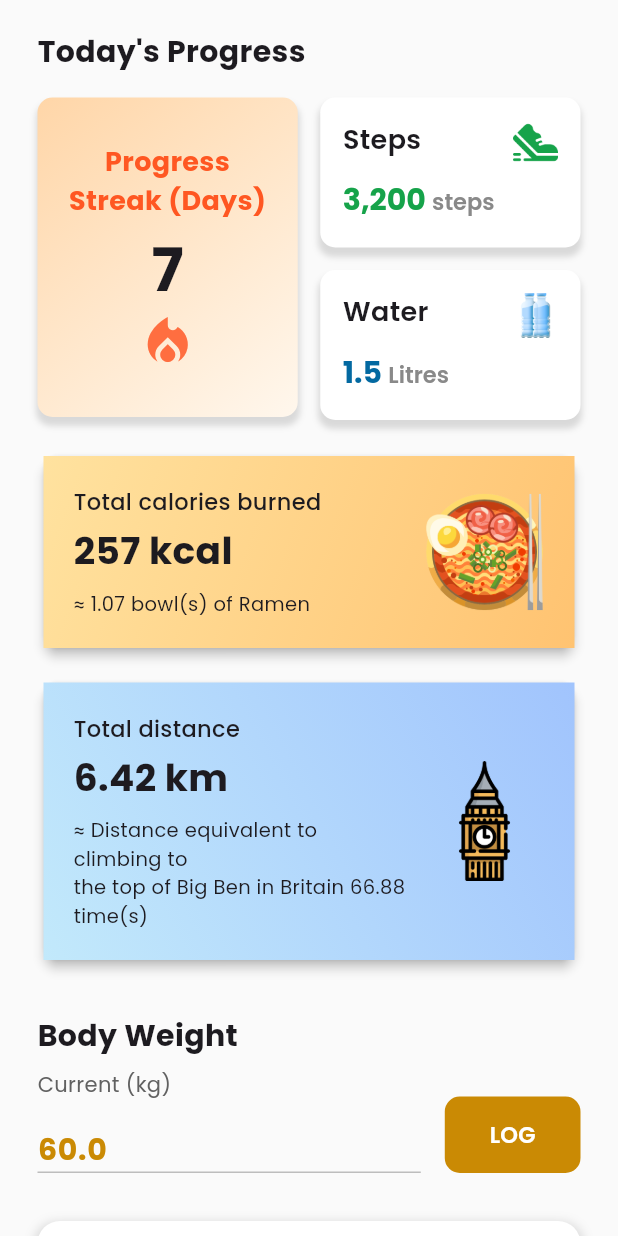
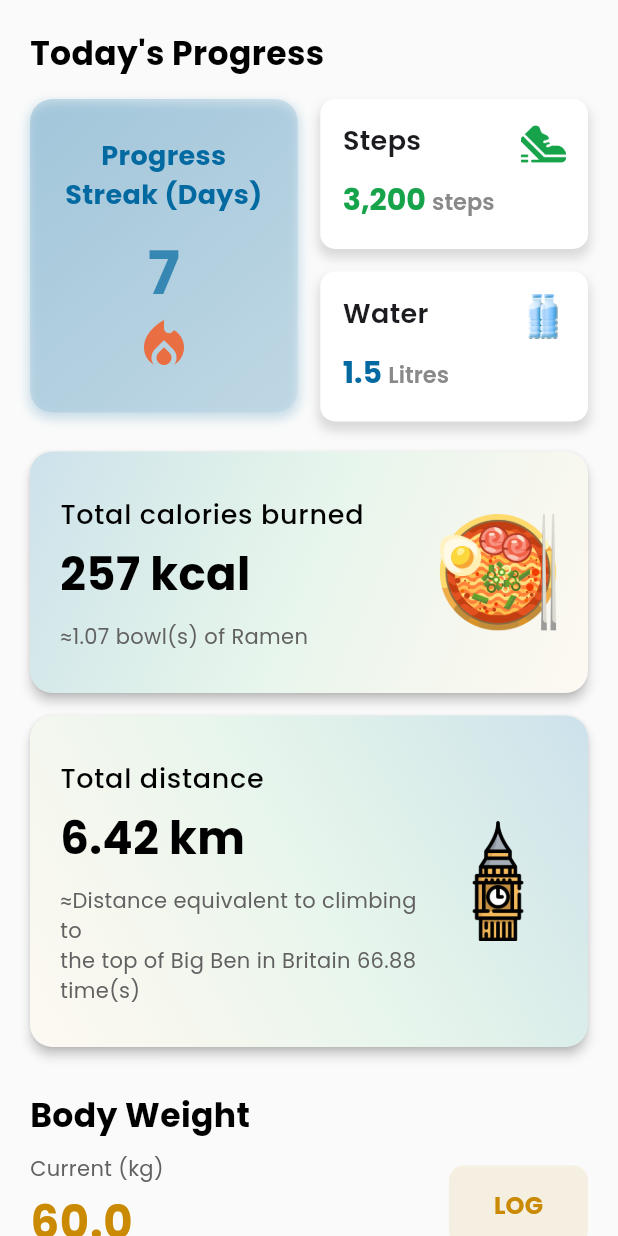
Before and after one commit to evelyn-zhan/cinnamon-health-app, a Flutter app: the ProgressTrackerScreen screen opened directly, on a phone screen of 412 x 824 dp. Run offline on Flutter 3.47's test engine with Material 3 defaults, Android fonts, the phone set to English and light mode, and no system bars; our stand-ins replace fl_chart, google_fonts.

Commit message:
Mengupdate Progress Screen ke v.2.5 (Mengubah tampilan dari summary dari total kalori yang dibakar serta jarak walking ke dalam Card widget)

```diff
--- a/lib/components/exercise_card.dart
+++ b/lib/components/exercise_card.dart
@@ -6,7 +6,9 @@ class ExerciseCard extends StatelessWidget {
   final String title;
   final String value;
   final String valueSuffix;
+  final Color backgroundColor;
   final Color valueColor;
+  final Color shadowColor;
 
   const ExerciseCard({
     Key? key,
@@ -14,7 +16,9 @@ class ExerciseCard extends StatelessWidget {
     required this.title,
     required this.value,
     required this.valueSuffix,
+    required this.backgroundColor,
     required this.valueColor,
+    required this.shadowColor,
   }) : super(key: key);
 
   @override
@@ -23,11 +27,16 @@ class ExerciseCard extends StatelessWidget {
       height: 100,
       padding: EdgeInsets.all(15),
       decoration: BoxDecoration(
-        color: Theme.of(context).canvasColor,
+        color: backgroundColor,
         borderRadius: BorderRadius.circular(10),
         boxShadow: [
-          BoxShadow(color: Theme.of(context).shadowColor, spreadRadius: 1, blurRadius: 3, offset: Offset(0, 5))
-        ]
+          BoxShadow(
+            color: shadowColor,
+            spreadRadius: 1,
+            blurRadius: 5,
+            offset: Offset(0, 5),
+          ),
+        ],
       ),
       child: Row(
         crossAxisAlignment: CrossAxisAlignment.start,
@@ -35,28 +44,40 @@ class ExerciseCard extends StatelessWidget {
           Column(
             crossAxisAlignment: CrossAxisAlignment.start,
             children: [
-              Text(title, style: GoogleFonts.poppins(fontSize: 18, fontWeight: FontWeight.w600)),
-              SizedBox(height: 12),
+              Text(
+                title,
+                style: GoogleFonts.poppins(
+                    fontSize: 18, fontWeight: FontWeight.w600),
+              ),
+              SizedBox(height: 11),
               RichText(
                 text: TextSpan(
                   children: [
                     TextSpan(
-                      text: "$value ",
-                      style: GoogleFonts.poppins(color: valueColor, fontSize: 20, fontWeight: FontWeight.w700)
+                      text: '$value ',
+                      style: GoogleFonts.poppins(
+                        color: valueColor,
+                        fontSize: 20,
+                        fontWeight: FontWeight.w700,
+                      ),
                     ),
                     TextSpan(
                       text: valueSuffix,
-                      style: GoogleFonts.poppins(color: Color(0xFF898989), fontSize: 15, fontWeight: FontWeight.w600)
-                    )
-                  ]
-                )
+                      style: GoogleFonts.poppins(
+                        color: Color(0xFF898989),
+                        fontSize: 15,
+                        fontWeight: FontWeight.w600,
+                      ),
+                    ),
+                  ],
+                ),
               )
-            ]
+            ],
           ),
           Spacer(),
           if (iconAsset != null) Image.asset(iconAsset!, width: 30, height: 30),
-        ]
-      )
+        ],
+      ),
     );
   }
 }
--- a/lib/components/info_card.dart
+++ b/lib/components/info_card.dart
@@ -1,7 +1,7 @@
 import 'package:flutter/material.dart';
 import 'package:google_fonts/google_fonts.dart';
 
-class InfoCard extends StatelessWidget {
+class ProgressCardTile extends StatelessWidget {
   final String title;
   final String value;
   final String comparisonText;
@@ -9,9 +9,10 @@ class InfoCard extends StatelessWidget {
   final List<Color> gradientColors;
   final Alignment beginGradient;
   final Alignment endGradient;
+  final bool isDarkMode;
 
-  const InfoCard({
-    Key? key,
+  const ProgressCardTile({
+    super.key,
     required this.title,
     required this.value,
     required this.comparisonText,
@@ -19,42 +20,63 @@ class InfoCard extends StatelessWidget {
     required this.gradientColors,
     required this.beginGradient,
     required this.endGradient,
-  }) : super(key: key);
+    required this.isDarkMode,
+  });
 
   @override
   Widget build(BuildContext context) {
     return Card(
-      color: Colors.transparent,
+      shape: RoundedRectangleBorder(borderRadius: BorderRadius.circular(15)),
       elevation: 3,
-      shape: RoundedRectangleBorder(
-        borderRadius: BorderRadius.circular(10),
-      ),
+      margin: EdgeInsets.zero,
       child: Container(
-        padding: EdgeInsets.all(20),
         decoration: BoxDecoration(
+          borderRadius: BorderRadius.circular(15),
           gradient: LinearGradient(
             colors: gradientColors,
             begin: beginGradient,
             end: endGradient,
           ),
-          color: Theme.of(context).canvasColor
         ),
+        padding: const EdgeInsets.all(20),
         child: Row(
-          crossAxisAlignment: CrossAxisAlignment.center,
           children: [
             Expanded(
-              child: Column(
-                crossAxisAlignment: CrossAxisAlignment.start,
-                children: [
-                  Text(title, style: GoogleFonts.poppins(fontSize: 15, fontWeight: FontWeight.w500)),
-                  SizedBox(height: 4),
-                  Text(value, style: GoogleFonts.poppins(fontSize: 25, fontWeight: FontWeight.w700)),
-                  SizedBox(height: 8),
-                  Text(comparisonText, style: GoogleFonts.poppins(fontSize: 13))
-                ]
-              )
+              child: ListTile(
+                contentPadding: EdgeInsets.zero,
+                title: Text(
+                  title,
+                  style: GoogleFonts.poppins(
+                    fontSize: 18,
+                    fontWeight: FontWeight.w500,
+                    color: isDarkMode ? Colors.white : Colors.black,
+                  ),
+                ),
+                subtitle: Column(
+                  crossAxisAlignment: CrossAxisAlignment.start,
+                  children: [
+                    const SizedBox(height: 5),
+                    Text(
+                      value,
+                      style: GoogleFonts.poppins(
+                        fontSize: 30,
+                        fontWeight: FontWeight.bold,
+                        color: isDarkMode ? Colors.white : Colors.black,
+                      ),
+                    ),
+                    const SizedBox(height: 10),
+                    Text(
+                      comparisonText,
+                      style: GoogleFonts.poppins(
+                        fontSize: 14,
+                        color: isDarkMode ? Colors.grey[400] : Colors.grey[700],
+                      ),
+                    ),
+                  ],
+                ),
+              ),
             ),
-            SizedBox(width: 10),
+            const SizedBox(width: 10),
             Image.asset(
               imageAsset,
               width: 80,
--- a/lib/screens/progress.dart
+++ b/lib/screens/progress.dart
@@ -6,42 +6,39 @@ import 'package:health_mobile_app/utils/chart_data.dart';
 import 'package:provider/provider.dart';
 import 'package:health_mobile_app/providers/progress_provider.dart';
 import 'package:google_fonts/google_fonts.dart';
+import 'package:intl/intl.dart';
 
 class ProgressTrackerScreen extends StatefulWidget {
-  const ProgressTrackerScreen({super.key});
-
   @override
-  ProgressTrackerScreenState createState() => ProgressTrackerScreenState();
+  _ProgressTrackerScreenState createState() => _ProgressTrackerScreenState();
 }
 
-class ProgressTrackerScreenState extends State<ProgressTrackerScreen> {
-  TextEditingController weightController = TextEditingController();
+class _ProgressTrackerScreenState extends State<ProgressTrackerScreen> {
+  final TextEditingController _weightController = TextEditingController();
 
   @override
   void initState() {
     super.initState();
-    weightController.text = Provider.of<ProgressProvider>(context, listen: false).currentWeight.toStringAsFixed(1);
+    _weightController.text =
+        Provider.of<ProgressProvider>(context, listen: false)
+            .currentWeight
+            .toStringAsFixed(1);
   }
-
 
   @override
   void dispose() {
+    _weightController.dispose();
     super.dispose();
-    weightController.dispose();
   }
 
   @override
   Widget build(BuildContext context) {
     final progressProvider = Provider.of<ProgressProvider>(context);
+    final isDarkMode = Theme.of(context).brightness == Brightness.dark;
 
     final Color fitnessColor = Color(0xFF0369A1);
     final Color nutritionColor = Color(0xFF16A34A);
     final Color selfCareColor = Color(0xFFCA8A04);
-
-    // final List<Color> gradientColors = [Color(0xFFB8E6FE), Color(0xFFDFF2FE)];
-    final List<Color> gradientColors = [Color(0xFFa1c4fd), Color(0xFFc2e9fb)];
-    // final Alignment beginGradient = Alignment.topLeft;
-    // final Alignment endGradient = Alignment.bottomRight;
 
     final double totalCaloriesBurned = 257.0;
     final double ramenCalories = 240.0;
@@ -55,49 +52,73 @@ class ProgressTrackerScreenState extends State<ProgressTrackerScreen> {
       backgroundColor: Theme.of(context).scaffoldBackgroundColor,
       body: SingleChildScrollView(
         child: Padding(
-          padding: EdgeInsets.symmetric(horizontal: 25, vertical: 20),
+          padding: const EdgeInsets.all(20.0),
           child: Column(
             crossAxisAlignment: CrossAxisAlignment.start,
             children: [
               Text(
-                "Today's Progress",
-                style: GoogleFonts.poppins(fontSize: 20, fontWeight: FontWeight.w700),
+                'Today\'s Progress',
+                style: GoogleFonts.poppins(
+                  fontSize: 22,
+                  fontWeight: FontWeight.bold,
+                  color: isDarkMode ? Colors.white : Colors.black,
+                ),
               ),
-              SizedBox(height: 16),
+              SizedBox(height: 15),
               Row(
                 crossAxisAlignment: CrossAxisAlignment.start,
                 children: [
                   Expanded(
                     flex: 1,
                     child: Container(
-                      padding: EdgeInsets.symmetric(vertical: 30, horizontal: 20),
+                      padding:
+                          EdgeInsets.symmetric(vertical: 25, horizontal: 15),
                       decoration: BoxDecoration(
                         gradient: LinearGradient(
-                          colors: [Color(0xFFffd6a8), Color(0xFFfff7ed)],
+                          colors: [
+                            fitnessColor.withOpacity(0.2),
+                            fitnessColor.withOpacity(0.05),
+                          ],
                           begin: Alignment.topLeft,
                           end: Alignment.bottomRight,
                         ),
-                        color: Theme.of(context).canvasColor,
-                        borderRadius: BorderRadius.circular(10),
+                        borderRadius: BorderRadius.circular(15),
                         boxShadow: [
-                          BoxShadow(color: Theme.of(context).shadowColor, spreadRadius: 1, blurRadius: 3, offset: Offset(0, 5))
-                        ]
+                          BoxShadow(
+                            color: fitnessColor.withOpacity(0.2),
+                            spreadRadius: 1,
+                            blurRadius: 5,
+                            offset: Offset(0, 3),
+                          ),
+                        ],
                       ),
                       child: Column(
                         mainAxisSize: MainAxisSize.min,
                         mainAxisAlignment: MainAxisAlignment.center,
                         children: [
                           Text(
-                            "Progress Streak (Days)",
+                            'Progress Streak (Days)',
                             textAlign: TextAlign.center,
-                            style: GoogleFonts.poppins(fontSize: 18, fontWeight: FontWeight.w700, color: Colors.deepOrange),
+                            style: GoogleFonts.poppins(
+                              fontSize: 18,
+                              fontWeight: FontWeight.bold,
+                              color: fitnessColor,
+                            ),
                           ),
-                          SizedBox(height: 4),
+                          SizedBox(height: 10),
                           Text(
-                            "${progressProvider.cumulativeLoggedDays}",
-                            style: GoogleFonts.poppins(fontSize: 40, fontWeight: FontWeight.bold),
+                            '${progressProvider.cumulativeLoggedDays}',
+                            style: GoogleFonts.poppins(
+                              fontSize: 40,
+                              fontWeight: FontWeight.bold,
+                              color: fitnessColor.withOpacity(0.7),
+                            ),
                           ),
-                          Icon(Icons.local_fire_department, size: 40, color: Colors.deepOrangeAccent),
+                          Icon(
+                            Icons.local_fire_department,
+                            size: 40,
+                            color: Color(0xFFFF4500).withOpacity(0.7),
+                          ),
                         ],
                       ),
                     ),
@@ -108,63 +129,90 @@ class ProgressTrackerScreenState extends State<ProgressTrackerScreen> {
                     child: Column(
                       children: [
                         ExerciseCard(
-                          iconAsset: "assets/images/shoe-icon.png",
-                          title: "Steps",
-                          value: "3,200",
-                          valueSuffix: "steps",
-                          valueColor: nutritionColor
+                          iconAsset: 'assets/images/shoe-icon.png',
+                          title: 'Steps',
+                          value: '3,200',
+                          valueSuffix: 'steps',
+                          valueColor: nutritionColor,
+                          backgroundColor: Theme.of(context).canvasColor,
+                          shadowColor: Theme.of(context).shadowColor,
                         ),
                         SizedBox(height: 15),
                         ExerciseCard(
-                          iconAsset: "assets/images/mineral-water.png",
-                          title: "Water",
-                          value: "1.5",
-                          valueSuffix: "Litres",
-                          valueColor: fitnessColor
-                        )
-                      ]
-                    )
-                  )
-                ]
+                          iconAsset: 'assets/images/mineral-water.png',
+                          title: 'Water',
+                          value: '1.5',
+                          valueSuffix: 'Litres',
+                          valueColor: fitnessColor,
+                          backgroundColor: Theme.of(context).canvasColor,
+                          shadowColor: Theme.of(context).shadowColor,
+                        ),
+                      ],
+                    ),
+                  ),
+                ],
               ),
               SizedBox(height: 20),
-              InfoCard(
-                title: "Total calories burned",
-                value: "${totalCaloriesBurned.toStringAsFixed(0)} kcal",
-                comparisonText: "≈ ${ramenEquivalent.toStringAsFixed(2)} bowl(s) of Ramen",
-                imageAsset: "assets/images/ramen.png",
-                gradientColors: [Color(0xFFFFE29F), Color(0xFFFFC371)],
+              ProgressCardTile(
+                title: 'Total calories burned',
+                value: '${totalCaloriesBurned.toStringAsFixed(0)} kcal',
+                comparisonText:
+                    '≈${ramenEquivalent.toStringAsFixed(2)} bowl(s) of Ramen',
+                imageAsset: 'assets/images/ramen.png',
+                gradientColors: [
+                  fitnessColor.withOpacity(0.2),
+                  nutritionColor.withOpacity(0.1),
+                  selfCareColor.withOpacity(0.05),
+                ],
                 beginGradient: Alignment.topLeft,
-                endGradient: Alignment.bottomRight
+                endGradient: Alignment.bottomRight,
+                isDarkMode: isDarkMode,
               ),
               SizedBox(height: 15),
-              InfoCard(
-                title: "Total distance",
-                value: "${totalDistanceKm.toStringAsFixed(2)} km",
-                comparisonText: "≈ Distance equivalent to climbing to\nthe top of Big Ben in Britain ${bigBenEquivalent.toStringAsFixed(2)} time(s)",
-                imageAsset: "assets/images/big-ben.png",
-                gradientColors: [Color(0xFFa1c4fd), Color(0xFFc2e9fb)],
-                beginGradient: Alignment.topRight,
-                endGradient: Alignment.bottomLeft
+              ProgressCardTile(
+                title: 'Total distance',
+                value: '${totalDistanceKm.toStringAsFixed(2)} km',
+                comparisonText:
+                    '≈Distance equivalent to climbing to\nthe top of Big Ben in Britain ${bigBenEquivalent.toStringAsFixed(2)} time(s)',
+                imageAsset: 'assets/images/big-ben.png',
+                gradientColors: [
+                  selfCareColor.withOpacity(0.05),
+                  nutritionColor.withOpacity(0.1),
+                  fitnessColor.withOpacity(0.2),
+                ],
+                beginGradient: Alignment.bottomLeft,
+                endGradient: Alignment.topRight,
+                isDarkMode: isDarkMode,
               ),
-              SizedBox(height: 32),
+              SizedBox(height: 30),
               Text(
-                "Body Weight",
-                style: GoogleFonts.poppins(fontSize: 20, fontWeight: FontWeight.bold)
+                'Body Weight',
+                style: GoogleFonts.poppins(
+                  fontSize: 22,
+                  fontWeight: FontWeight.bold,
+                  color: isDarkMode ? Colors.white : Colors.black,
+                ),
               ),
-              SizedBox(height: 8),
+              SizedBox(height: 10),
               Row(
                 mainAxisAlignment: MainAxisAlignment.spaceBetween,
-                crossAxisAlignment: CrossAxisAlignment.end,
+                crossAxisAlignment: CrossAxisAlignment.center,
                 children: [
                   Expanded(
                     child: Column(
                       crossAxisAlignment: CrossAxisAlignment.start,
                       children: [
-                        Text("Current (kg)", style: GoogleFonts.poppins(fontSize: 14, color: Colors.grey[700])),
+                        Text(
+                          'Current (kg)',
+                          style: GoogleFonts.poppins(
+                            fontSize: 14,
+                            color: Colors.grey[700],
+                          ),
+                        ),
                         TextField(
-                          controller: weightController,
-                          keyboardType: TextInputType.numberWithOptions(decimal: true),
+                          controller: _weightController,
+                          keyboardType:
+                              TextInputType.numberWithOptions(decimal: true),
                           textAlignVertical: TextAlignVertical.center,
                           decoration: InputDecoration(
                             border: InputBorder.none,
@@ -173,12 +221,15 @@ class ProgressTrackerScreenState extends State<ProgressTrackerScreen> {
                             errorBorder: InputBorder.none,
                             disabledBorder: InputBorder.none,
                             focusedErrorBorder: InputBorder.none,
-                            hintText: "Enter weight",
-                            hintStyle: GoogleFonts.poppins(fontSize: 18, fontWeight: FontWeight.w500, color: Colors.grey[400]),
+                            hintText: 'Enter weight',
                             filled: false,
                             contentPadding: EdgeInsets.zero,
                           ),
-                          style: GoogleFonts.poppins(fontSize: 20, fontWeight: FontWeight.w700, color: selfCareColor),
+                          style: GoogleFonts.poppins(
+                            fontSize: 30,
+                            fontWeight: FontWeight.bold,
+                            color: selfCareColor,
+                          ),
                           onSubmitted: (value) {
                             double? weight = double.tryParse(value);
                             if (weight != null) {
@@ -186,53 +237,76 @@ class ProgressTrackerScreenState extends State<ProgressTrackerScreen> {
                             }
                           },
                         ),
-                        Divider(color: Colors.grey[400], thickness: 1, height: 1),
-                      ]
-                    )
+                        Divider(
+                          color: Colors.grey[400],
+                          thickness: 1,
+                          height: 1,
+                        ),
+                      ],
+                    ),
                   ),
-                  SizedBox(width: 16),
+                  SizedBox(width: 15),
                   ElevatedButton(
                     onPressed: () {
-                      double? newWeight = double.tryParse(weightController.text);
+                      double? newWeight =
+                          double.tryParse(_weightController.text);
                       if (newWeight != null) {
                         progressProvider.logWeight(newWeight);
                       } else {
                         ScaffoldMessenger.of(context).showSnackBar(
                           SnackBar(
-                            content: Text("Please enter a valid number for weight.")
-                          )
+                              content: Text(
+                                  'Please enter a valid number for weight.')),
                         );
                       }
                     },
                     style: ElevatedButton.styleFrom(
-                      backgroundColor: selfCareColor,
-                      foregroundColor: Colors.white,
-                      padding: EdgeInsets.symmetric(horizontal: 30, vertical: 15),
-                      shape: RoundedRectangleBorder(borderRadius: BorderRadius.circular(10)),
-                      elevation: 0
+                      backgroundColor: selfCareColor.withOpacity(0.1),
+                      foregroundColor: selfCareColor,
+                      padding:
+                          EdgeInsets.symmetric(horizontal: 30, vertical: 15),
+                      shape: RoundedRectangleBorder(
+                        borderRadius: BorderRadius.circular(10),
+                      ),
+                      elevation: 0,
                     ),
-                    child: Text("LOG", style: GoogleFonts.poppins(fontSize: 15, fontWeight: FontWeight.w600)),
-                  )
-                ]
+                    child: Text(
+                      'LOG',
+                      style: GoogleFonts.poppins(
+                        fontSize: 16,
+                        fontWeight: FontWeight.bold,
+                      ),
+                    ),
+                  ),
+                ],
               ),
-              SizedBox(height: 32),
+              SizedBox(height: 30),
               Container(
                 padding: EdgeInsets.all(16),
                 decoration: BoxDecoration(
                   color: Theme.of(context).canvasColor,
                   borderRadius: BorderRadius.circular(15),
                   boxShadow: [
-                    BoxShadow(color: Theme.of(context).shadowColor, spreadRadius: 2, blurRadius: 5, offset: Offset(0, 3))
-                  ]
+                    BoxShadow(
+                      color: Theme.of(context).shadowColor,
+                      spreadRadius: 2,
+                      blurRadius: 5,
+                      offset: Offset(0, 3),
+                    ),
+                  ],
                 ),
                 child: Column(
                   crossAxisAlignment: CrossAxisAlignment.start,
                   children: [
                     Text(
-                      "Weight Progress in the Last 7 Days",
-                      style: GoogleFonts.poppins(fontSize: 16, fontWeight: FontWeight.w600, color: Theme.of(context).textTheme.bodyLarge?.color),
+                      'Weight Progress in the Last 7 Days',
+                      style: GoogleFonts.poppins(
+                        fontSize: 16,
+                        fontWeight: FontWeight.w600,
+                        color: Theme.of(context).textTheme.bodyLarge?.color,
+                      ),
                     ),
-                    SizedBox(height: 16),
+                    SizedBox(height: 15),
                     SizedBox(
                       height: 200,
                       child: LineChart(
@@ -241,16 +315,16 @@ class ProgressTrackerScreenState extends State<ProgressTrackerScreen> {
                           progressProvider.getDateLabels(),
                           fitnessColor,
                           nutritionColor,
-                        )
-                      )
-                    )
-                  ]
-                )
-              )
-            ]
-          )
-        )
-      )
+                        ),
+                      ),
+                    ),
+                  ],
+                ),
+              ),
+            ],
+          ),
+        ),
+      ),
     );
   }
 }
--- a/pubspec.yaml
+++ b/pubspec.yaml
@@ -35,8 +35,8 @@ dependencies:
   cupertino_icons: ^1.0.8
   google_fonts: ^6.2.1
   provider: ^6.1.4
+  intl: ^0.20.2
   fl_chart: ^1.0.0
-  intl: ^0.20.2
 
 dev_dependencies:
   flutter_test:
```
Also changed, not shown: lib/main.dart (+82 -59 lines), pubspec.lock.
